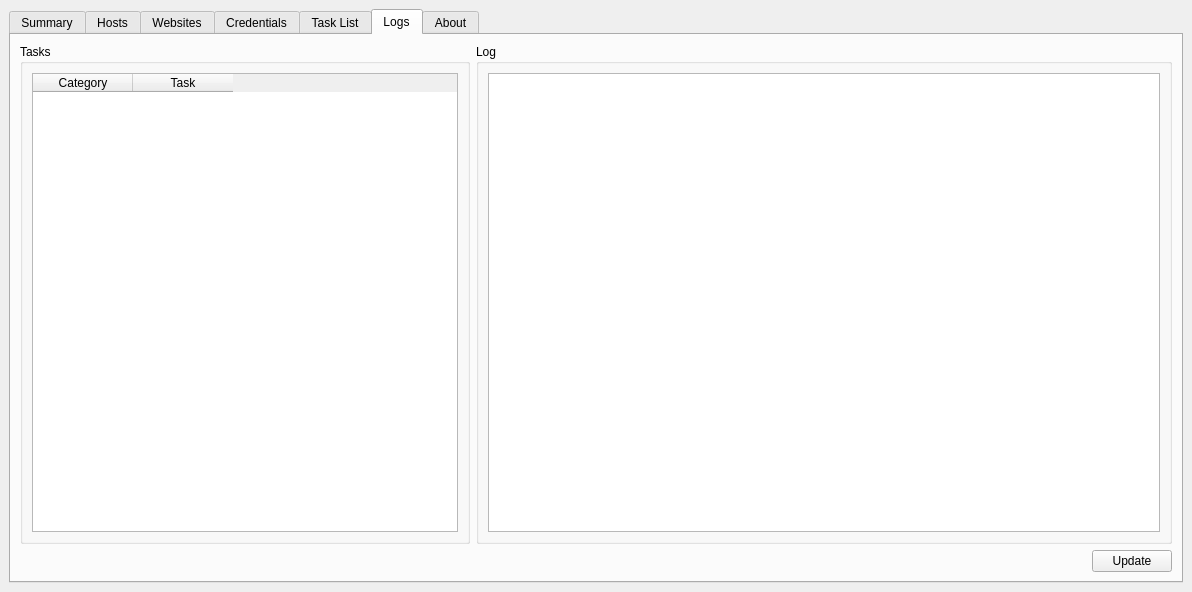
The window that main/mainwindow.ui (sensepost/autoDANE) describes before a commit, drawn with Qt 5.
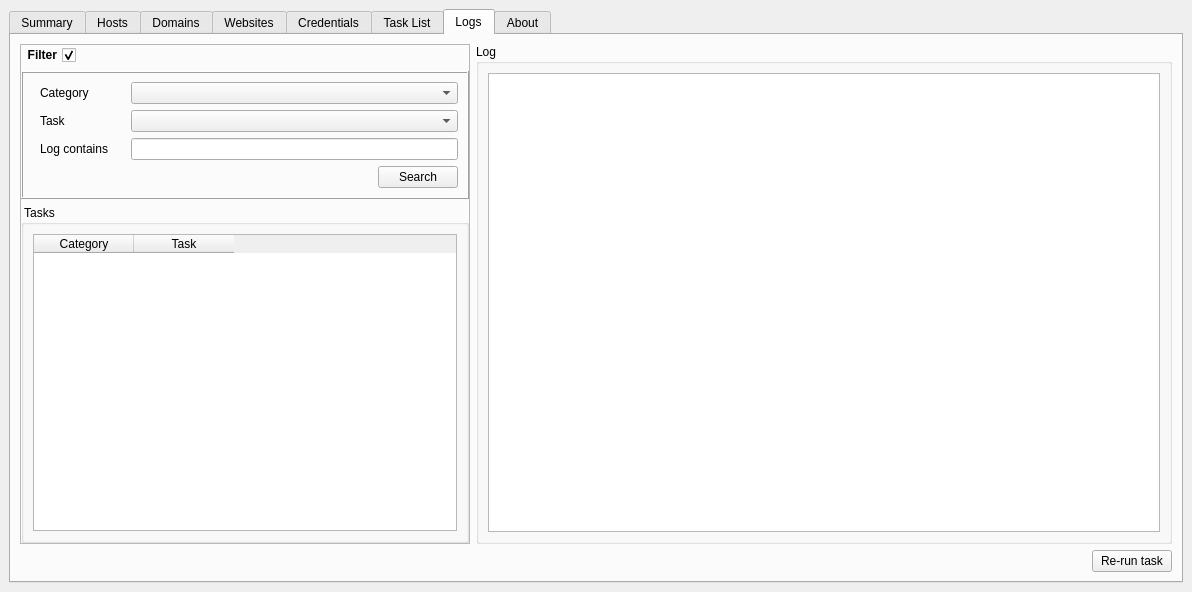
The same window after the commit. The open tabs and pages were chosen to show the change.

Diff of the .ui file:
```diff
--- a/main/mainwindow.ui
+++ b/main/mainwindow.ui
@@ -602,6 +602,175 @@
         </item>
        </layout>
       </widget>
+      <widget class="QWidget" name="tab_21">
+       <attribute name="title">
+        <string>Domains</string>
+       </attribute>
+       <layout class="QVBoxLayout" name="verticalLayout_13">
+        <item>
+         <layout class="QHBoxLayout" name="horizontalLayout_13">
+          <item>
+           <widget class="QTableWidget" name="tblDomains_2">
+            <property name="maximumSize">
+             <size>
+              <width>350</width>
+              <height>16777215</height>
+             </size>
+            </property>
+            <property name="selectionMode">
+             <enum>QAbstractItemView::SingleSelection</enum>
+            </property>
+            <property name="selectionBehavior">
+             <enum>QAbstractItemView::SelectRows</enum>
+            </property>
+            <column>
+             <property name="text">
+              <string>Domain</string>
+             </property>
+            </column>
+           </widget>
+          </item>
+          <item>
+           <widget class="QTabWidget" name="tabWidget_6">
+            <property name="currentIndex">
+             <number>0</number>
+            </property>
+            <widget class="QWidget" name="tab_22">
+             <attribute name="title">
+              <string>Domain Controllers</string>
+             </attribute>
+             <layout class="QGridLayout" name="gridLayout_35">
+              <item row="0" column="0">
+               <widget class="QTableWidget" name="tblDomainControllers">
+                <column>
+                 <property name="text">
+                  <string>IP Address</string>
+                 </property>
+                </column>
+                <column>
+                 <property name="text">
+                  <string>Host Name</string>
+                 </property>
+                </column>
+               </widget>
+              </item>
+             </layout>
+            </widget>
+            <widget class="QWidget" name="tab_24">
+             <attribute name="title">
+              <string>Cred Map</string>
+             </attribute>
+             <layout class="QGridLayout" name="gridLayout_36">
+              <item row="0" column="0">
+               <widget class="QTableWidget" name="tblDomainControllerCredMap">
+                <column>
+                 <property name="text">
+                  <string>IP Address</string>
+                 </property>
+                </column>
+                <column>
+                 <property name="text">
+                  <string>Host Name</string>
+                 </property>
+                </column>
+                <column>
+                 <property name="text">
+                  <string>Domain</string>
+                 </property>
+                </column>
+                <column>
+                 <property name="text">
+                  <string>Username</string>
+                 </property>
+                </column>
+                <column>
+                 <property name="text">
+                  <string>Password</string>
+                 </property>
+                </column>
+               </widget>
+              </item>
+             </layout>
+            </widget>
+            <widget class="QWidget" name="tab_23">
+             <attribute name="title">
+              <string>Users and Groups</string>
+             </attribute>
+             <layout class="QHBoxLayout" name="horizontalLayout_24">
+              <item>
+               <widget class="QGroupBox" name="groupBox_21">
+                <property name="title">
+                 <string>Groups</string>
+                </property>
+                <layout class="QGridLayout" name="gridLayout_37">
+                 <item row="0" column="0">
+                  <widget class="QTableWidget" name="tblDomainGroups">
+                   <property name="selectionMode">
+                    <enum>QAbstractItemView::SingleSelection</enum>
+                   </property>
+                   <property name="selectionBehavior">
+                    <enum>QAbstractItemView::SelectRows</enum>
+                   </property>
+                   <column>
+                    <property name="text">
+                     <string>Groups</string>
+                    </property>
+                   </column>
+                  </widget>
+                 </item>
+                </layout>
+               </widget>
+              </item>
+              <item>
+               <widget class="QGroupBox" name="groupBox_22">
+                <property name="title">
+                 <string>Users</string>
+                </property>
+                <layout class="QGridLayout" name="gridLayout_38">
+                 <item row="0" column="0">
+                  <widget class="QTableWidget" name="tblDomainGroupUsers">
+                   <column>
+                    <property name="text">
+                     <string>Users</string>
+                    </property>
+                   </column>
+                  </widget>
+                 </item>
+                </layout>
+               </widget>
+              </item>
+             </layout>
+            </widget>
+           </widget>
+          </item>
+         </layout>
+        </item>
+        <item>
+         <layout class="QHBoxLayout" name="horizontalLayout_23">
+          <item>
+           <spacer name="horizontalSpacer_11">
+            <property name="orientation">
+             <enum>Qt::Horizontal</enum>
+            </property>
+            <property name="sizeHint" stdset="0">
+             <size>
+              <width>40</width>
+              <height>20</height>
+             </size>
+            </property>
+           </spacer>
+          </item>
+          <item>
+           <widget class="QPushButton" name="btnUpdateDomains">
+            <property name="text">
+             <string>Update</string>
+            </property>
+           </widget>
+          </item>
+         </layout>
+        </item>
+       </layout>
+      </widget>
       <widget class="QWidget" name="tab_8">
        <attribute name="title">
         <string>Websites</string>
@@ -1130,44 +1299,230 @@
        <attribute name="title">
         <string>Logs</string>
        </attribute>
-       <layout class="QVBoxLayout" name="verticalLayout_6">
-        <item>
-         <layout class="QHBoxLayout" name="horizontalLayout_17">
-          <item>
-           <widget class="QGroupBox" name="groupBox_11">
-            <property name="minimumSize">
-             <size>
-              <width>0</width>
-              <height>0</height>
-             </size>
-            </property>
-            <property name="maximumSize">
-             <size>
-              <width>450</width>
-              <height>16777215</height>
-             </size>
-            </property>
-            <property name="title">
-             <string>Tasks</string>
-            </property>
-            <layout class="QGridLayout" name="gridLayout_31">
-             <item row="0" column="0">
-              <widget class="QTableWidget" name="tblTaskLogs">
-               <column>
-                <property name="text">
-                 <string>Category</string>
-                </property>
-               </column>
-               <column>
-                <property name="text">
-                 <string>Task</string>
-                </property>
-               </column>
+       <layout class="QGridLayout" name="gridLayout_42">
+        <item row="0" column="0">
+         <widget class="QFrame" name="frame_3">
+          <property name="maximumSize">
+           <size>
+            <width>450</width>
+            <height>16777215</height>
+           </size>
+          </property>
+          <property name="frameShape">
+           <enum>QFrame::StyledPanel</enum>
+          </property>
+          <property name="frameShadow">
+           <enum>QFrame::Raised</enum>
+          </property>
+          <layout class="QVBoxLayout" name="verticalLayout_14">
+           <property name="margin">
+            <number>0</number>
+           </property>
+           <item>
+            <layout class="QHBoxLayout" name="horizontalLayout_17">
+             <item>
+              <widget class="QCheckBox" name="cbxTaskLogsFilterVisible">
+               <property name="font">
+                <font>
+                 <weight>75</weight>
+                 <bold>true</bold>
+                </font>
+               </property>
+               <property name="layoutDirection">
+                <enum>Qt::RightToLeft</enum>
+               </property>
+               <property name="text">
+                <string>Filter</string>
+               </property>
+               <property name="checked">
+                <bool>true</bool>
+               </property>
               </widget>
              </item>
+             <item>
+              <spacer name="horizontalSpacer_13">
+               <property name="orientation">
+                <enum>Qt::Horizontal</enum>
+               </property>
+               <property name="sizeHint" stdset="0">
+                <size>
+                 <width>40</width>
+                 <height>20</height>
+                </size>
+               </property>
+              </spacer>
+             </item>
             </layout>
-           </widget>
-          </item>
+           </item>
+           <item>
+            <widget class="QFrame" name="frameLogFilter">
+             <property name="maximumSize">
+              <size>
+               <width>450</width>
+               <height>16777215</height>
+              </size>
+             </property>
+             <property name="frameShape">
+              <enum>QFrame::Box</enum>
+             </property>
+             <property name="frameShadow">
+              <enum>QFrame::Raised</enum>
+             </property>
+             <layout class="QVBoxLayout" name="verticalLayout_6">
+              <property name="leftMargin">
+               <number>17</number>
+              </property>
+              <item>
+               <layout class="QHBoxLayout" name="horizontalLayout_25">
+                <item>
+                 <widget class="QLabel" name="label">
+                  <property name="minimumSize">
+                   <size>
+                    <width>85</width>
+                    <height>0</height>
+                   </size>
+                  </property>
+                  <property name="maximumSize">
+                   <size>
+                    <width>85</width>
+                    <height>16777215</height>
+                   </size>
+                  </property>
+                  <property name="text">
+                   <string>Category</string>
+                  </property>
+                 </widget>
+                </item>
+                <item>
+                 <widget class="QComboBox" name="cmbLogsCategory"/>
+                </item>
+               </layout>
+              </item>
+              <item>
+               <layout class="QHBoxLayout" name="horizontalLayout_27">
+                <item>
+                 <widget class="QLabel" name="label_3">
+                  <property name="minimumSize">
+                   <size>
+                    <width>85</width>
+                    <height>0</height>
+                   </size>
+                  </property>
+                  <property name="maximumSize">
+                   <size>
+                    <width>85</width>
+                    <height>16777215</height>
+                   </size>
+                  </property>
+                  <property name="text">
+                   <string>Task</string>
+                  </property>
+                 </widget>
+                </item>
+                <item>
+                 <widget class="QComboBox" name="cmbLogsTask"/>
+                </item>
+               </layout>
+              </item>
+              <item>
+               <layout class="QHBoxLayout" name="horizontalLayout_28">
+                <item>
+                 <widget class="QLabel" name="label_5">
+                  <property name="minimumSize">
+                   <size>
+                    <width>85</width>
+                    <height>0</height>
+                   </size>
+                  </property>
+                  <property name="maximumSize">
+                   <size>
+                    <width>85</width>
+                    <height>16777215</height>
+                   </size>
+                  </property>
+                  <property name="text">
+                   <string>Log contains</string>
+                  </property>
+                 </widget>
+                </item>
+                <item>
+                 <widget class="QLineEdit" name="txtLogContains"/>
+                </item>
+               </layout>
+              </item>
+              <item>
+               <layout class="QHBoxLayout" name="horizontalLayout_29">
+                <item>
+                 <spacer name="horizontalSpacer_14">
+                  <property name="orientation">
+                   <enum>Qt::Horizontal</enum>
+                  </property>
+                  <property name="sizeHint" stdset="0">
+                   <size>
+                    <width>40</width>
+                    <height>20</height>
+                   </size>
+                  </property>
+                 </spacer>
+                </item>
+                <item>
+                 <widget class="QPushButton" name="btnSearchLogs">
+                  <property name="text">
+                   <string>Search</string>
+                  </property>
+                 </widget>
+                </item>
+               </layout>
+              </item>
+             </layout>
+            </widget>
+           </item>
+           <item>
+            <widget class="QGroupBox" name="groupBox_11">
+             <property name="minimumSize">
+              <size>
+               <width>0</width>
+               <height>0</height>
+              </size>
+             </property>
+             <property name="maximumSize">
+              <size>
+               <width>450</width>
+               <height>16777215</height>
+              </size>
+             </property>
+             <property name="title">
+              <string> Tasks</string>
+             </property>
+             <layout class="QGridLayout" name="gridLayout_31">
+              <item row="0" column="0">
+               <widget class="QTableWidget" name="tblTaskLogs">
+                <property name="selectionMode">
+                 <enum>QAbstractItemView::SingleSelection</enum>
+                </property>
+                <property name="selectionBehavior">
+                 <enum>QAbstractItemView::SelectRows</enum>
+                </property>
+                <column>
+                 <property name="text">
+                  <string>Category</string>
+                 </property>
+                </column>
+                <column>
+                 <property name="text">
+                  <string>Task</string>
+                 </property>
+                </column>
+               </widget>
+              </item>
+             </layout>
+            </widget>
+           </item>
+          </layout>
+         </widget>
+        </item>
+        <item row="0" column="1">
+         <layout class="QVBoxLayout" name="verticalLayout_15">
           <item>
            <widget class="QGroupBox" name="groupBox_12">
             <property name="title">
@@ -1186,7 +1541,7 @@
           </item>
          </layout>
         </item>
-        <item>
+        <item row="1" column="0" colspan="2">
          <layout class="QHBoxLayout" name="horizontalLayout_22">
           <item>
            <spacer name="horizontalSpacer_4">
@@ -1204,7 +1559,7 @@
           <item>
            <widget class="QPushButton" name="btnUpdateTaskLogs">
             <property name="text">
-             <string>Update</string>
+             <string>Re-run task</string>
             </property>
            </widget>
           </item>
```
Left out of the diff: 407 changed lines with no effect on the pictures.
